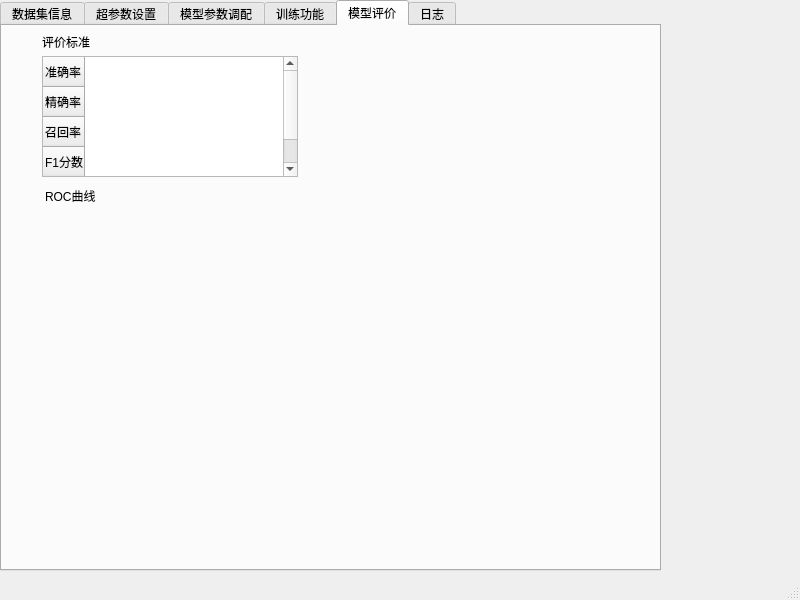
First picture: the form in uit.ui, repository ajuan223/zjuAIGCbw, before the edit.
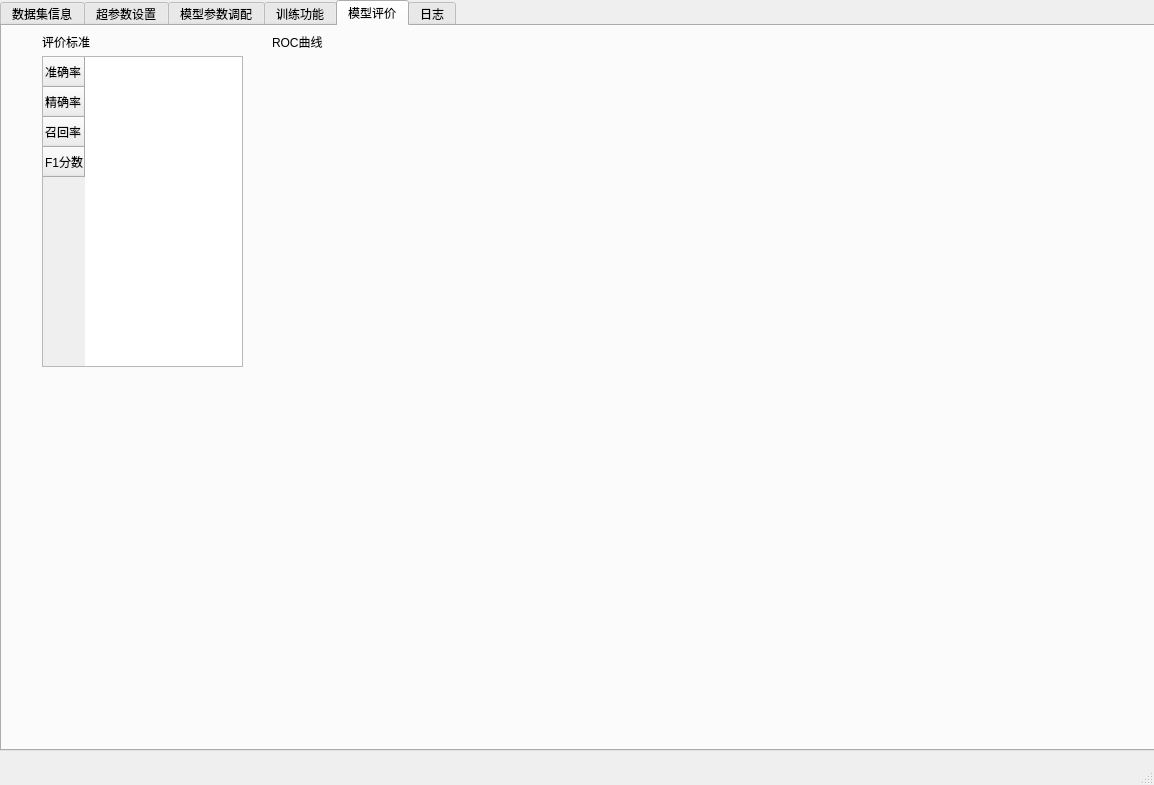
Second picture: the form after the edit. The open tabs and pages were chosen to show the change.

Diff of the .ui file:
```diff
--- a/uit.ui
+++ b/uit.ui
@@ -6,8 +6,8 @@
    <rect>
     <x>0</x>
     <y>0</y>
-    <width>800</width>
-    <height>600</height>
+    <width>1154</width>
+    <height>785</height>
    </rect>
   </property>
   <property name="windowTitle">
@@ -19,8 +19,8 @@
      <rect>
       <x>0</x>
       <y>0</y>
-      <width>661</width>
-      <height>571</height>
+      <width>1161</width>
+      <height>751</height>
      </rect>
     </property>
     <property name="currentIndex">
@@ -207,8 +207,8 @@
        <rect>
         <x>40</x>
         <y>30</y>
-        <width>256</width>
-        <height>121</height>
+        <width>201</width>
+        <height>311</height>
        </rect>
       </property>
       <row>
@@ -235,10 +235,10 @@
      <widget class="QWidget" name="widget" native="true">
       <property name="geometry">
        <rect>
-        <x>40</x>
-        <y>180</y>
-        <width>261</width>
-        <height>201</height>
+        <x>270</x>
+        <y>30</y>
+        <width>851</width>
+        <height>691</height>
        </rect>
       </property>
      </widget>
@@ -258,10 +258,10 @@
      <widget class="QLabel" name="label_2">
       <property name="geometry">
        <rect>
-        <x>43</x>
-        <y>160</y>
-        <width>61</width>
-        <height>20</height>
+        <x>270</x>
+        <y>0</y>
+        <width>101</width>
+        <height>31</height>
        </rect>
       </property>
       <property name="text">
```
Left out of the diff: 26 changed lines with no effect on the pictures.
